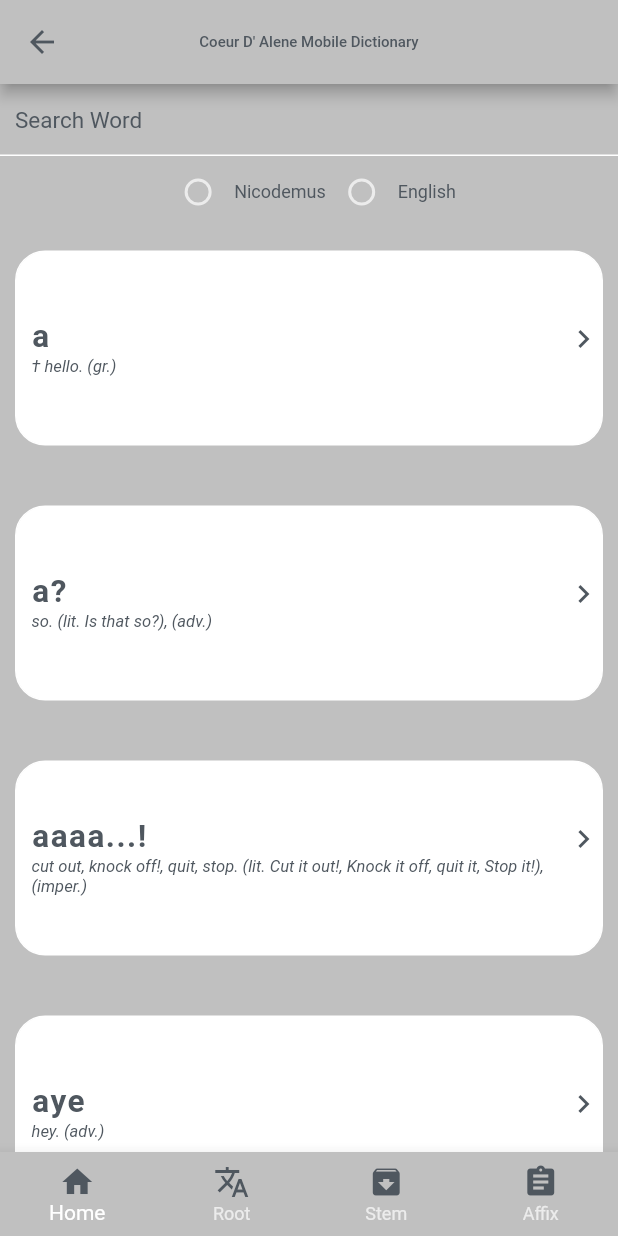
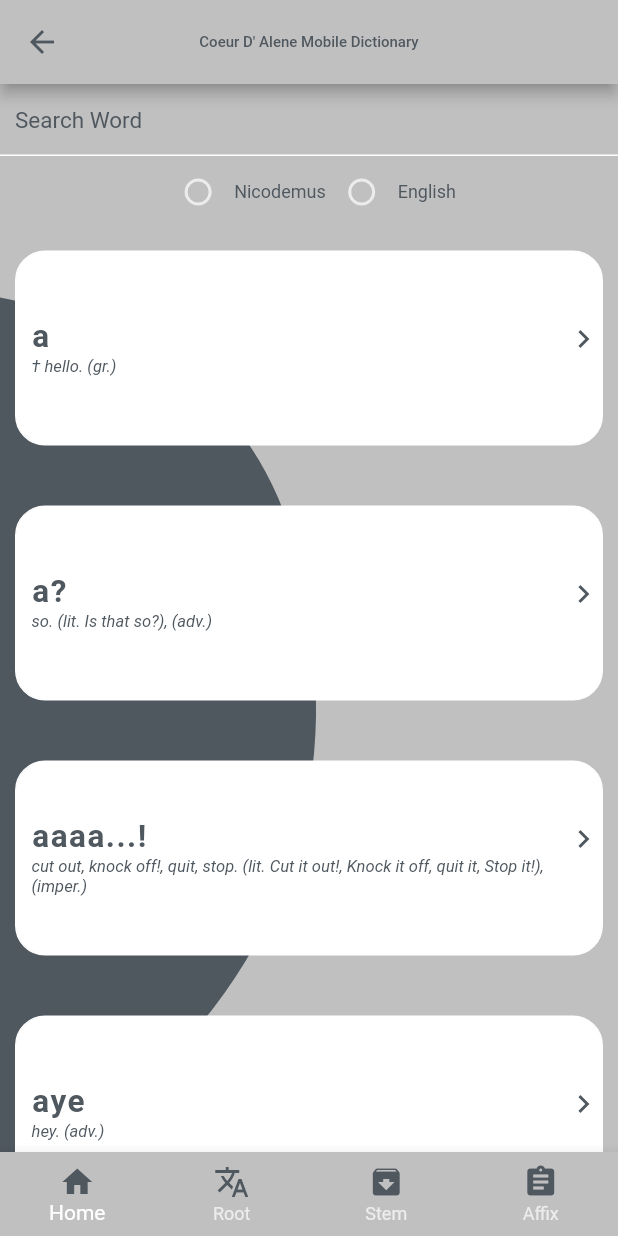
Before and after one commit to Brandz96/Coeur-D-Alene-MD, a Flutter app: the Home screen opened directly, after a tap on "Root Dictionary", on a phone screen of 412 x 824 dp. Run offline on Flutter 3.47's test engine with Material 2 defaults, Android fonts, the phone set to English and light mode, and no system bars; our stand-ins replace cloud_firestore, flutter_spinkit, fluttertoast, share; accounts and stored records are empty.

Commit message:
Beta 1.8
Re added the custom background with different color for the icon.

```diff
--- a/lib/HomePage.dart
+++ b/lib/HomePage.dart
@@ -503,30 +503,31 @@ class BluePainter extends CustomPainter {
 
   Color pickColor(int counter) {
     if (counter % 2 == 0 || counter == 0) {
-      return Colors.white70;
+      return Color.fromRGBO(79, 87, 95, 1);
       //rootDictionaryBackGroundColor = Color.fromRGBO(29, 161, 242, 1);
-      //buttonColors = Color.fromRGBO(187, 134, 252, 1);
+      // ButtonColors = Color.fromRGBO(187, 134, 252, 1);
     } else {
-      return Color.fromRGBO(187, 134, 252, .2);
+      return Color.fromRGBO(128, 128, 128, .3);
     }
   }
 
   @override
   void paint(Canvas canvas, Size size) {
-    //final height = size.height;
-    //final width = size.width;
+    final height = size.height;
+    final width = size.width;
     Paint paint = Paint();
 
-//    Path mainBackground = Path();
-//    mainBackground.addRect(Rect.fromLTRB(0, 0, width, height));
+    // Path mainBackground = Path();
+//  mainBackground.addRect(Rect.fromLTRB(0, 0, width, height));
 //    paint.color = Colors.blue.shade700;
 //    canvas.drawPath(mainBackground, paint);
 
     Path ovalPath = Path();
-    //ovalPath.moveTo(0, height * 0.2);
-    //ovalPath.quadraticBezierTo(width * 0.45, height * 0.25, width * 0.5, height * 0.5);
-    //ovalPath.quadraticBezierTo(width * 0.58, height * 0.8, width * 0.1, height);
-    //ovalPath.lineTo(0, height);
+    ovalPath.moveTo(0, height * 0.2);
+    ovalPath.quadraticBezierTo(
+        width * 0.45, height * 0.25, width * 0.5, height * 0.5);
+    ovalPath.quadraticBezierTo(width * 0.58, height * 0.8, width * 0.1, height);
+    ovalPath.lineTo(0, height);
     paint.color = pickColor(counter);
     //canvas.drawRect(new Rect.fromLTRB(300, 30, 450, 230), paint);
 
```
